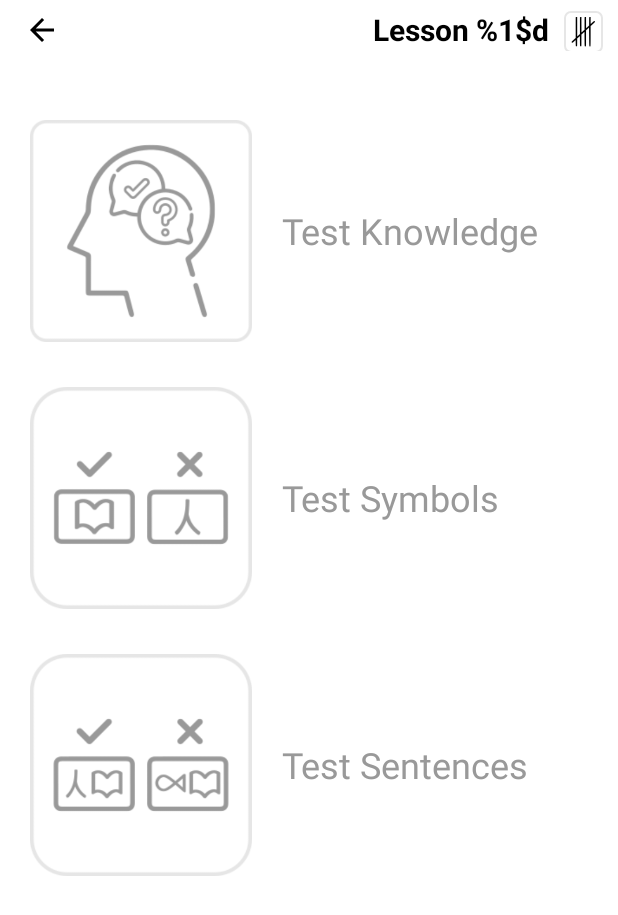
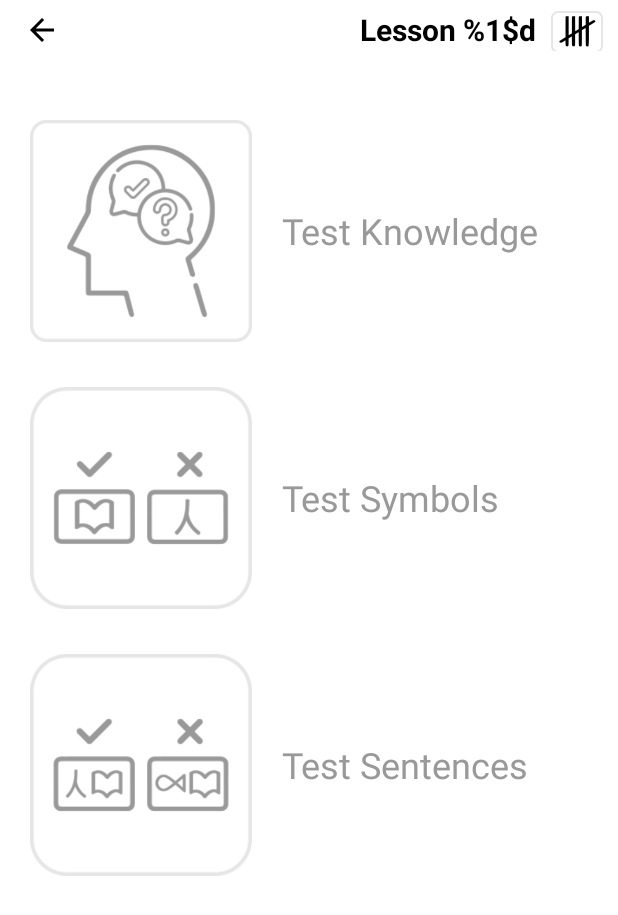
Before and after one commit to mXaln/sun-lessons, an Android app: the GlobalTestActivity screen opened directly, with no data from a screen before it, on a phone screen of 412 x 824 dp. Shown: the top 915 px of the screen. Run offline under Robolectric (Android 15) with nearby library versions, the phone set to English and light mode, and no system bars; our stand-ins replace Room's generated code; Roboto replaces fonts that are not available here.

Commit message:
increase size of tally numbers

```diff
--- a/app/src/main/kotlin/org/bibletranslationtools/sun/ui/activity/SectionStartActivity.kt
+++ b/app/src/main/kotlin/org/bibletranslationtools/sun/ui/activity/SectionStartActivity.kt
@@ -92,7 +92,7 @@ class SectionStartActivity : AppCompatActivity() {
         }
 
         binding.topNavBar.pageTitle.text = getString(R.string.lesson_name, id)
-        binding.topNavBar.tallyNumber.text = TallyMarkConverter.toText(10)
+        binding.topNavBar.tallyNumber.text = TallyMarkConverter.toText(id)
     }
 
     private val onBackPressedCallback = object : OnBackPressedCallback(true) {
--- a/app/src/main/res/layout/grid_lesson.xml
+++ b/app/src/main/res/layout/grid_lesson.xml
@@ -28,6 +28,8 @@
         android:fontFamily="@font/tally"
         android:textColor="@color/dark_gray"
         android:textSize="@dimen/_12sp"
+        android:textStyle="bold"
+        android:textScaleX="1.5"
         app:layout_constraintTop_toBottomOf="@id/lesson_name"
         app:layout_constraintBottom_toBottomOf="parent"
         app:layout_constraintStart_toStartOf="parent"
--- a/app/src/main/res/layout/item_lesson.xml
+++ b/app/src/main/res/layout/item_lesson.xml
@@ -45,9 +45,9 @@
                 android:text="@string/tally_example"
                 android:textColor="@color/selector_lesson_text"
                 android:textSize="@dimen/_20sp"
-                android:textStyle="normal"
-                android:fontFamily="@font/tally"
-                />
+                android:textStyle="bold"
+                android:textScaleX="1.5"
+                android:fontFamily="@font/tally"/>
         </LinearLayout>
 
         <LinearLayout
--- a/app/src/main/res/layout/top_navigation.xml
+++ b/app/src/main/res/layout/top_navigation.xml
@@ -41,10 +41,12 @@
             android:text="@string/tally_example"
             android:textSize="@dimen/_20sp"
             android:textColor="@color/black"
+            android:textScaleX="1.5"
             android:elevation="1dp"
             android:layout_marginStart="@dimen/_10dp"
             android:fontFamily="@font/tally"
             android:id="@+id/tally_number"
+            android:textStyle="bold"
             android:padding="@dimen/_4dp"
             android:gravity="center"
             android:background="@drawable/background_tally"/>
```
